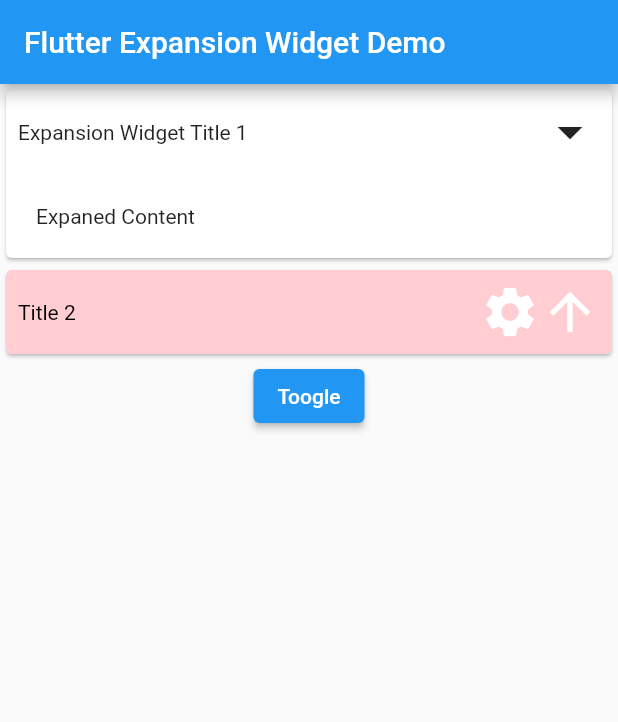
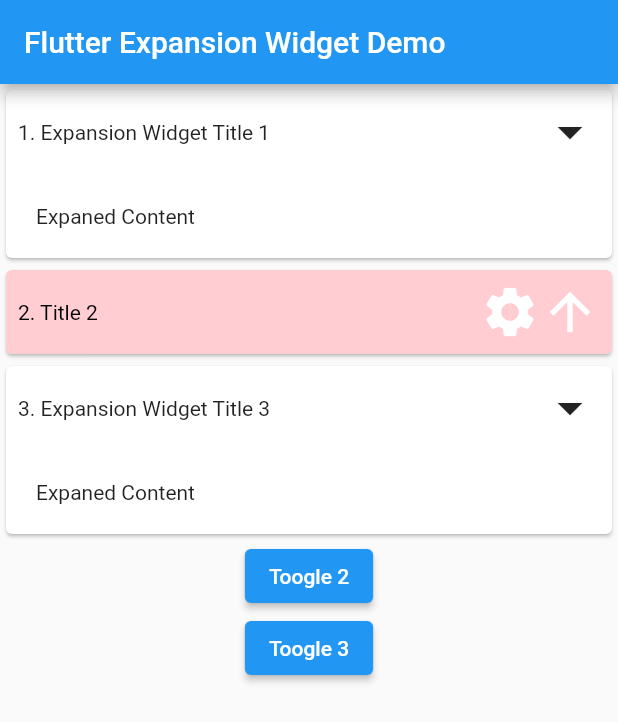
Before and after one commit to datdescartes/expansion_widget, a Flutter app: the screen it shows after launch, on a phone screen of 412 x 824 dp. Shown: the top 722 px of the screen. Run offline on Flutter 3.47's test engine with Material 2 defaults, Android fonts, the phone set to English and light mode, and no system bars.

Commit message:
Exposed ExpansionWidgetState

```diff
--- a/example/lib/main.dart
+++ b/example/lib/main.dart
@@ -28,6 +28,8 @@ class HomePage extends StatefulWidget {
 
 class _HomePageState extends State<HomePage> {
   bool? _expanded2;
+  final _key3 = GlobalKey<ExpansionWidgetState>();
+
   @override
   Widget build(BuildContext context) {
     return Scaffold(
@@ -47,7 +49,8 @@ class _HomePageState extends State<HomePage> {
                         child: Row(
                           crossAxisAlignment: CrossAxisAlignment.center,
                           children: [
-                            Expanded(child: Text('Expansion Widget Title 1')),
+                            Expanded(
+                                child: Text('1. Expansion Widget Title 1')),
                             Transform.rotate(
                               angle: math.pi * animationValue / 2,
                               child: Icon(Icons.arrow_right, size: 40),
@@ -82,7 +85,7 @@ class _HomePageState extends State<HomePage> {
                             crossAxisAlignment: CrossAxisAlignment.center,
                             children: [
                               Expanded(
-                                  child: Text('Title 2',
+                                  child: Text('2. Title 2',
                                       style: TextStyle(
                                           color: Color.lerp(Colors.black,
                                               Colors.white, easeInValue)))),
@@ -115,13 +118,51 @@ class _HomePageState extends State<HomePage> {
                   child: Text('Expaned Content'),
                 )),
           ),
+          Card(
+            color: Colors.white,
+            child: ExpansionWidget(
+                key: _key3,
+                initiallyExpanded: true,
+                titleBuilder:
+                    (double animationValue, _, bool isExpaned, toogleFunction) {
+                  return InkWell(
+                      onTap: () => toogleFunction(animated: true),
+                      child: Padding(
+                        padding: EdgeInsets.all(8),
+                        child: Row(
+                          crossAxisAlignment: CrossAxisAlignment.center,
+                          children: [
+                            Expanded(
+                                child: Text('3. Expansion Widget Title 3')),
+                            Transform.rotate(
+                              angle: math.pi * animationValue / 2,
+                              child: Icon(Icons.arrow_right, size: 40),
+                              alignment: Alignment.center,
+                            )
+                          ],
+                        ),
+                      ));
+                },
+                content: Container(
+                  width: double.infinity,
+                  padding: EdgeInsets.all(20),
+                  child: Text('Expaned Content'),
+                )),
+          ),
           ElevatedButton(
               onPressed: () {
                 setState(() {
                   _expanded2 = !(_expanded2 ?? false);
                 });
               },
-              child: Text('Toogle')),
+              child: Text('Toogle 2')),
+          ElevatedButton(
+              onPressed: () {
+                setState(() {
+                  _key3.currentState?.toggle(animated: true);
+                });
+              },
+              child: Text('Toogle 3')),
         ],
       ),
     );
--- a/lib/expansion_widget.dart
+++ b/lib/expansion_widget.dart
@@ -71,10 +71,10 @@ class ExpansionWidget extends StatefulWidget {
   final Alignment expandedAlignment;
 
   @override
-  _ExpansionWidgetState createState() => _ExpansionWidgetState();
+  ExpansionWidgetState createState() => ExpansionWidgetState();
 }
 
-class _ExpansionWidgetState extends State<ExpansionWidget>
+class ExpansionWidgetState extends State<ExpansionWidget>
     with SingleTickerProviderStateMixin {
   static final Animatable<double> _easeInTween =
       CurveTween(curve: Curves.easeIn);
@@ -100,11 +100,11 @@ class _ExpansionWidgetState extends State<ExpansionWidget>
     super.dispose();
   }
 
-  void expand() {
+  void expand({bool animated = true}) {
     _setExpanded(true, true);
   }
 
-  void collapse() {
+  void collapse({bool animated = true}) {
     _setExpanded(false, true);
   }
 
```
